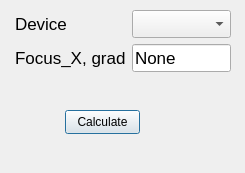
First picture: the form in SettingsDlg.ui, repository Serpuh/FotomerMono, before the edit.
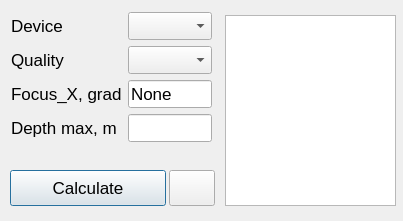
Second picture: the form after the edit. Icons and pictures are not drawn.

```diff
--- a/SettingsDlg.ui
+++ b/SettingsDlg.ui
@@ -6,33 +6,87 @@
    <rect>
     <x>0</x>
     <y>0</y>
-    <width>245</width>
-    <height>173</height>
+    <width>403</width>
+    <height>221</height>
    </rect>
   </property>
+  <property name="font">
+   <font>
+    <pointsize>13</pointsize>
+   </font>
+  </property>
   <property name="windowTitle">
    <string>Calculate depth map</string>
   </property>
   <widget class="QPushButton" name="calcButton">
    <property name="geometry">
     <rect>
-     <x>65</x>
-     <y>110</y>
-     <width>75</width>
-     <height>24</height>
+     <x>10</x>
+     <y>170</y>
+     <width>156</width>
+     <height>36</height>
     </rect>
    </property>
+   <property name="font">
+    <font>
+     <pointsize>13</pointsize>
+    </font>
+   </property>
    <property name="text">
     <string>Calculate</string>
    </property>
   </widget>
+  <widget class="QPlainTextEdit" name="text1">
+   <property name="geometry">
+    <rect>
+     <x>225</x>
+     <y>15</y>
+     <width>171</width>
+     <height>191</height>
+    </rect>
+   </property>
+   <property name="font">
+    <font>
+     <pointsize>13</pointsize>
+    </font>
+   </property>
+  </widget>
+  <widget class="QPushButton" name="openFolderButton">
+   <property name="geometry">
+    <rect>
+     <x>169</x>
+     <y>170</y>
+     <width>46</width>
+     <height>36</height>
+    </rect>
+   </property>
+   <property name="font">
+    <font>
+     <pointsize>13</pointsize>
+    </font>
+   </property>
+   <property name="text">
+    <string/>
+   </property>
+   <property name="icon">
+    <iconset>
+     <normalon>res/folder_blue.png</normalon>
+    </iconset>
+   </property>
+   <property name="iconSize">
+    <size>
+     <width>32</width>
+     <height>32</height>
+    </size>
+   </property>
+  </widget>
   <widget class="QWidget" name="">
    <property name="geometry">
     <rect>
-     <x>15</x>
-     <y>10</y>
-     <width>216</width>
-     <height>64</height>
+     <x>11</x>
+     <y>12</y>
+     <width>201</width>
+     <height>132</height>
     </rect>
    </property>
    <layout class="QFormLayout" name="formLayout">
@@ -59,6 +113,27 @@
      </widget>
     </item>
     <item row="1" column="0">
+     <widget class="QLabel" name="label_4">
+      <property name="font">
+       <font>
+        <pointsize>13</pointsize>
+       </font>
+      </property>
+      <property name="text">
+       <string>Quality</string>
+      </property>
+     </widget>
+    </item>
+    <item row="1" column="1">
+     <widget class="QComboBox" name="qualityComboBox">
+      <property name="font">
+       <font>
+        <pointsize>13</pointsize>
+       </font>
+      </property>
+     </widget>
+    </item>
+    <item row="2" column="0">
      <widget class="QLabel" name="label_2">
       <property name="font">
        <font>
@@ -73,7 +148,7 @@
       </property>
      </widget>
     </item>
-    <item row="1" column="1">
+    <item row="2" column="1">
      <widget class="QLineEdit" name="fov_x">
       <property name="font">
        <font>
@@ -85,6 +160,27 @@
       </property>
      </widget>
     </item>
+    <item row="3" column="0">
+     <widget class="QLabel" name="label_3">
+      <property name="font">
+       <font>
+        <pointsize>13</pointsize>
+       </font>
+      </property>
+      <property name="text">
+       <string>Depth max, m</string>
+      </property>
+     </widget>
+    </item>
+    <item row="3" column="1">
+     <widget class="QLineEdit" name="max_depth_m">
+      <property name="font">
+       <font>
+        <pointsize>13</pointsize>
+       </font>
+      </property>
+     </widget>
+    </item>
    </layout>
   </widget>
  </widget>
```
